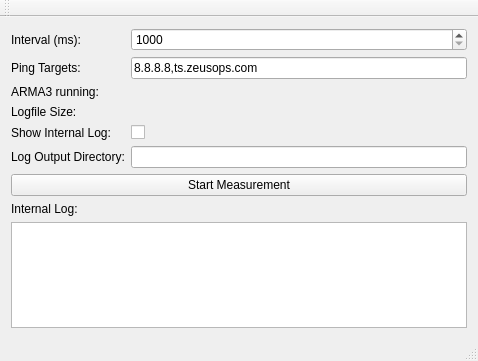
Old version of the form src/mainwindow.ui in the repository blizzard4591/zeusUtilities.
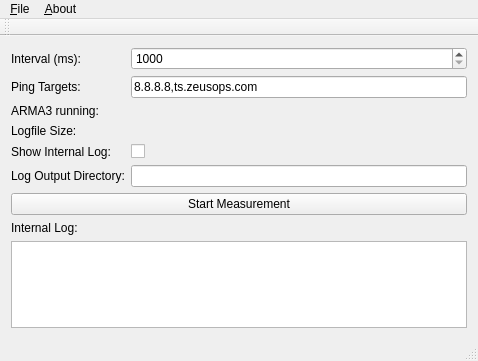
New version of the form.

Diff of the .ui file:
```diff
--- a/src/mainwindow.ui
+++ b/src/mainwindow.ui
@@ -142,6 +142,23 @@
      <height>21</height>
     </rect>
    </property>
+   <widget class="QMenu" name="menu_About">
+    <property name="title">
+     <string>&amp;About</string>
+    </property>
+    <addaction name="actionAbout"/>
+    <addaction name="actionAbout_Qt"/>
+   </widget>
+   <widget class="QMenu" name="menu_File">
+    <property name="title">
+     <string>&amp;File</string>
+    </property>
+    <addaction name="actionOpen_Log_Directory"/>
+    <addaction name="separator"/>
+    <addaction name="actionQuit"/>
+   </widget>
+   <addaction name="menu_File"/>
+   <addaction name="menu_About"/>
   </widget>
   <widget class="QToolBar" name="mainToolBar">
    <attribute name="toolBarArea">
```
Left out of the diff: 20 changed lines with no effect on the pictures.
